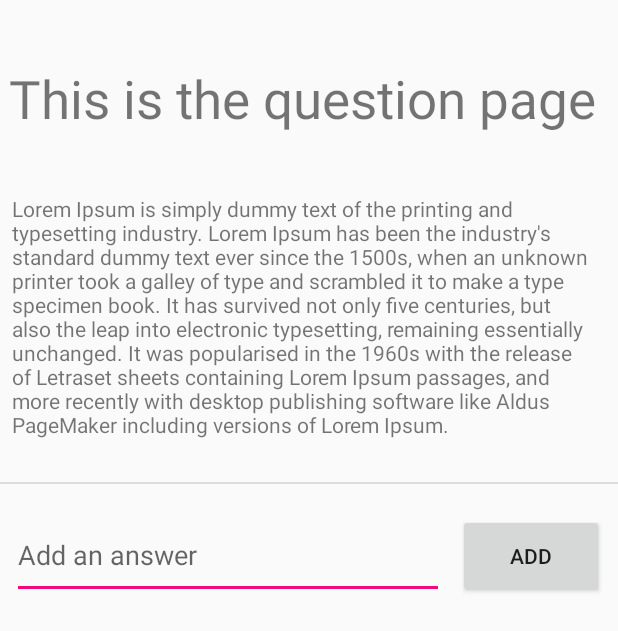
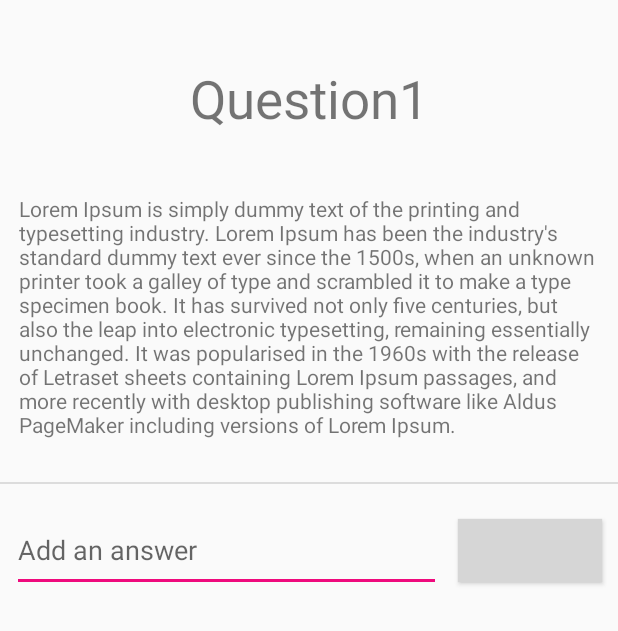
Before and after one commit to VidulaDakshitha/Question-Answer-mobile-app-using-Android-studio, an Android app: the ViewQuestion screen opened directly, with no data from a screen before it, on a phone screen of 412 x 824 dp. Shown: the top 631 px of the screen. Run offline under Robolectric (Android 15) with nearby library versions, the phone set to English and light mode, and no system bars; our stand-ins replace Firebase (no records; nobody signed in at launch, a user with empty details on screens opened directly); 5 statements that could not run were skipped; grey boxes are pictures that could not be loaded.

Commit message:
implemented answering function

```diff
--- a/app/build.gradle
+++ b/app/build.gradle
@@ -50,5 +50,11 @@ dependencies {
     implementation 'com.github.AnyChart:AnyChart-Android:1.1.2'
 
     implementation 'com.android.support:multidex:1.0.3'
+
+    implementation 'com.android.support:appcompat-v7:28.0.0'
+    implementation 'com.android.support:design:28.0.0'
+    implementation 'com.android.support:recyclerview-v7:28.0.0'
+
+    implementation 'com.android.support:cardview-v7:28.0.0'
 }
 apply plugin: 'com.google.gms.google-services'
--- a/app/src/main/AndroidManifest.xml
+++ b/app/src/main/AndroidManifest.xml
@@ -9,7 +9,7 @@
         android:roundIcon="@mipmap/ic_launcher_round"
         android:supportsRtl="true"
         android:theme="@style/AppTheme">
-        <activity android:name=".ViewQuestion"></activity>
+        <activity android:name=".ViewQuestion" android:windowSoftInputMode="adjustPan"></activity>
         <activity android:name=".Edit_Reply" />
         <!--
          <activity
@@ -24,7 +24,7 @@
             android:label="@string/title_activity_show_reply"
             android:theme="@style/AppTheme.NoActionBar" />
         -->
-        <activity android:name=".MainFeed" />
+        <activity android:name=".MainFeed" android:windowSoftInputMode="adjustPan"/>
         <activity android:name=".UserActivitydashbord" />
         <activity android:name=".showReply" />
         <activity android:name=".forgotpassword2" />
--- a/app/src/main/java/com/example/madforumapp/ViewQuestion.java
+++ b/app/src/main/java/com/example/madforumapp/ViewQuestion.java
@@ -1,12 +1,31 @@
 package com.example.madforumapp;
 
+import androidx.annotation.NonNull;
 import androidx.appcompat.app.AppCompatActivity;
 
 import android.content.Intent;
 import android.os.Bundle;
+import android.view.View;
+import android.widget.Button;
+import android.widget.EditText;
+import android.widget.ListView;
+import android.widget.TextView;
 import android.widget.Toast;
 
+import com.firebase.ui.database.FirebaseListAdapter;
+import com.google.firebase.auth.FirebaseAuth;
+import com.google.firebase.auth.FirebaseUser;
+import com.google.firebase.database.DataSnapshot;
+import com.google.firebase.database.DatabaseError;
+import com.google.firebase.database.DatabaseReference;
+import com.google.firebase.database.FirebaseDatabase;
+import com.google.firebase.database.ValueEventListener;
+
 public class ViewQuestion extends AppCompatActivity {
+
+    TextView title, description, author;
+    EditText replyText;
+    Button replyButton;
 
     @Override
     protected void onCreate(Bundle savedInstanceState) {
@@ -14,7 +33,84 @@ public class ViewQuestion extends AppCompatActivity {
         setContentView(R.layout.activity_view_question);
 
         Intent intent = getIntent();
+        final int id = intent.getExtras().getInt("question_id");
+        title = findViewById(R.id.title);
+        description = findViewById(R.id.description);
+        replyButton=findViewById(R.id.addReply);
+        replyText=findViewById(R.id.replyText);
 
-        Toast.makeText(this, "ID: "+intent.getExtras().getInt("question_id"), Toast.LENGTH_SHORT).show();
+        DatabaseReference dbPostRef = FirebaseDatabase.getInstance().getReference("posts").child(String.valueOf(id)).getRef();
+        dbPostRef.addListenerForSingleValueEvent(new ValueEventListener() {
+            @Override
+            public void onDataChange(@NonNull DataSnapshot dataSnapshot) {
+                title.setText(dataSnapshot.child("title").getValue().toString());
+                description.setText(dataSnapshot.child("description").getValue().toString());
+            }
+
+            @Override
+            public void onCancelled(@NonNull DatabaseError databaseError) {
+
+            }
+        });
+
+        ListView answerList= findViewById(R.id.answerList);
+
+        final FirebaseDatabase database = FirebaseDatabase.getInstance();
+
+        DatabaseReference dbRef = database.getReference("answers").child(String.valueOf(id)).getRef();
+
+
+        FirebaseListAdapter<Answer> firebaseListAdapter = new FirebaseListAdapter<Answer>(
+                ViewQuestion.this,
+                Answer.class,
+                R.layout.answer_layout,
+                dbRef
+        ) {
+            @Override
+            protected void populateView(View v, Answer model, int position) {
+
+                TextView answer = v.findViewById(R.id.txtAnswer);
+                TextView author = v.findViewById(R.id.txtAnswerBy);
+
+                answer.setText(model.getDescription());
+                author.setText("by "+model.getAuthor());
+
+            }
+        };
+
+        answerList.setAdapter(firebaseListAdapter);
+
+
+        replyButton.setOnClickListener(new View.OnClickListener() {
+            @Override
+            public void onClick(View view) {
+                FirebaseDatabase database = FirebaseDatabase.getInstance();
+                DatabaseReference dbRef = database.getReference("answers");
+
+
+                dbRef.addListenerForSingleValueEvent(new ValueEventListener() {
+                    @Override
+                    public void onDataChange(@NonNull DataSnapshot dataSnapshot) {
+                        int num = (int)dataSnapshot.child(String.valueOf(id)).getChildrenCount();
+                        FirebaseUser currentUser = FirebaseAuth.getInstance().getCurrentUser();
+
+                        DatabaseReference ref = FirebaseDatabase.getInstance().getReference("answers").child(String.valueOf(id)).child(String.valueOf(num));
+
+                        Answer a = new Answer(num,  replyText.getText().toString(), currentUser.getEmail());
+
+                        ref.setValue(a);
+                        Toast.makeText(ViewQuestion.this, "Posted Successfully!", Toast.LENGTH_SHORT).show();
+                        replyText.setText("");
+                    }
+
+                    @Override
+                    public void onCancelled(@NonNull DatabaseError databaseError) {
+
+                    }
+                });
+
+            }
+        });
+//        Toast.makeText(this, "ID: "+, Toast.LENGTH_SHORT).show();
     }
 }
--- a/app/src/main/res/layout/activity_view_question.xml
+++ b/app/src/main/res/layout/activity_view_question.xml
@@ -6,18 +6,39 @@
     android:layout_height="match_parent"
     tools:context=".ViewQuestion">
 
-    <TextView
-        android:id="@+id/title"
-        android:layout_width="wrap_content"
+    <Button
+        android:id="@+id/addReply"
+        android:layout_width="96dp"
+        android:layout_height="42dp"
+        android:background="@drawable/com_facebook_button_background"
+        android:text="@string/add_reply"
+        android:textColor="@color/browser_actions_bg_grey"
+        app:layout_constraintBottom_toBottomOf="@+id/replyText"
+        app:layout_constraintEnd_toEndOf="parent"
+        app:layout_constraintStart_toEndOf="@+id/replyText"
+        app:layout_constraintTop_toTopOf="@+id/replyText" />
+
+    <ListView
+        android:id="@+id/answerList"
+        android:layout_width="0dp"
         android:layout_height="wrap_content"
-        android:text="This is the question page"
-        android:textSize="35sp"
-        app:layout_constraintBottom_toBottomOf="parent"
+        android:layout_marginStart="8dp"
+        android:layout_marginEnd="8dp"
         app:layout_constraintEnd_toEndOf="parent"
-        app:layout_constraintHorizontal_bias="0.304"
         app:layout_constraintStart_toStartOf="parent"
-        app:layout_constraintTop_toTopOf="parent"
-        app:layout_constraintVertical_bias="0.054" />
+        app:layout_constraintTop_toBottomOf="@+id/divider" />
+
+    <EditText
+        android:id="@+id/replyText"
+        android:layout_width="286dp"
+        android:layout_height="56dp"
+        android:layout_marginStart="8dp"
+        android:layout_marginTop="16dp"
+        android:ems="10"
+        android:hint="@string/reply_hint"
+        android:inputType="textPersonName"
+        app:layout_constraintStart_toStartOf="parent"
+        app:layout_constraintTop_toBottomOf="@+id/answerList" />
 
     <TextView
         android:id="@+id/description"
@@ -27,10 +48,22 @@
         android:layout_marginTop="40dp"
         android:layout_marginEnd="8dp"
         android:text="Lorem Ipsum is simply dummy text of the printing and typesetting industry. Lorem Ipsum has been the industry's standard dummy text ever since the 1500s, when an unknown printer took a galley of type and scrambled it to make a type specimen book. It has survived not only five centuries, but also the leap into electronic typesetting, remaining essentially unchanged. It was popularised in the 1960s with the release of Letraset sheets containing Lorem Ipsum passages, and more recently with desktop publishing software like Aldus PageMaker including versions of Lorem Ipsum."
-        app:layout_constraintEnd_toEndOf="@+id/title"
-        app:layout_constraintHorizontal_bias="0.513"
-        app:layout_constraintStart_toStartOf="@+id/title"
+        app:layout_constraintEnd_toEndOf="parent"
+        app:layout_constraintStart_toStartOf="parent"
         app:layout_constraintTop_toBottomOf="@+id/title" />
+
+    <TextView
+        android:id="@+id/title"
+        android:layout_width="wrap_content"
+        android:layout_height="wrap_content"
+        android:text="Question1"
+        android:textAlignment="textEnd"
+        android:textSize="35sp"
+        app:layout_constraintBottom_toBottomOf="parent"
+        app:layout_constraintEnd_toEndOf="parent"
+        app:layout_constraintStart_toStartOf="parent"
+        app:layout_constraintTop_toTopOf="parent"
+        app:layout_constraintVertical_bias="0.054" />
 
     <View
         android:id="@+id/divider"
@@ -41,26 +74,4 @@
         app:layout_constraintStart_toStartOf="parent"
         app:layout_constraintTop_toBottomOf="@+id/description" />
 
-    <EditText
-        android:id="@+id/replyText"
-        android:layout_width="288dp"
-        android:layout_height="58dp"
-        android:layout_marginStart="8dp"
-        android:layout_marginTop="20dp"
-        android:ems="10"
-        android:hint="@string/reply_hint"
-        android:inputType="textPersonName"
-        app:layout_constraintStart_toStartOf="parent"
-        app:layout_constraintTop_toTopOf="@+id/divider" />
-
-    <Button
-        android:id="@+id/button4"
-        android:layout_width="97dp"
-        android:layout_height="56dp"
-        android:text="@string/add_reply"
-        app:layout_constraintBottom_toBottomOf="@+id/replyText"
-        app:layout_constraintEnd_toEndOf="parent"
-        app:layout_constraintStart_toEndOf="@+id/replyText"
-        app:layout_constraintTop_toTopOf="@+id/replyText" />
-
 </androidx.constraintlayout.widget.ConstraintLayout>
```
Also changed, not shown: app/src/main/java/com/example/madforumapp/Answer.java (+38 -2 lines), app/src/main/java/com/example/madforumapp/HomeFragment.java (+11 -35 lines), app/src/main/res/layout/activity_main_feed.xml (+41 -48 lines), app/src/main/res/layout/answer_layout.xml (added, +33 -0 lines), app/src/main/res/layout/fragment_home.xml (+7 -0 lines), app/src/main/res/layout/question_layout.xml (+12 -7 lines).
